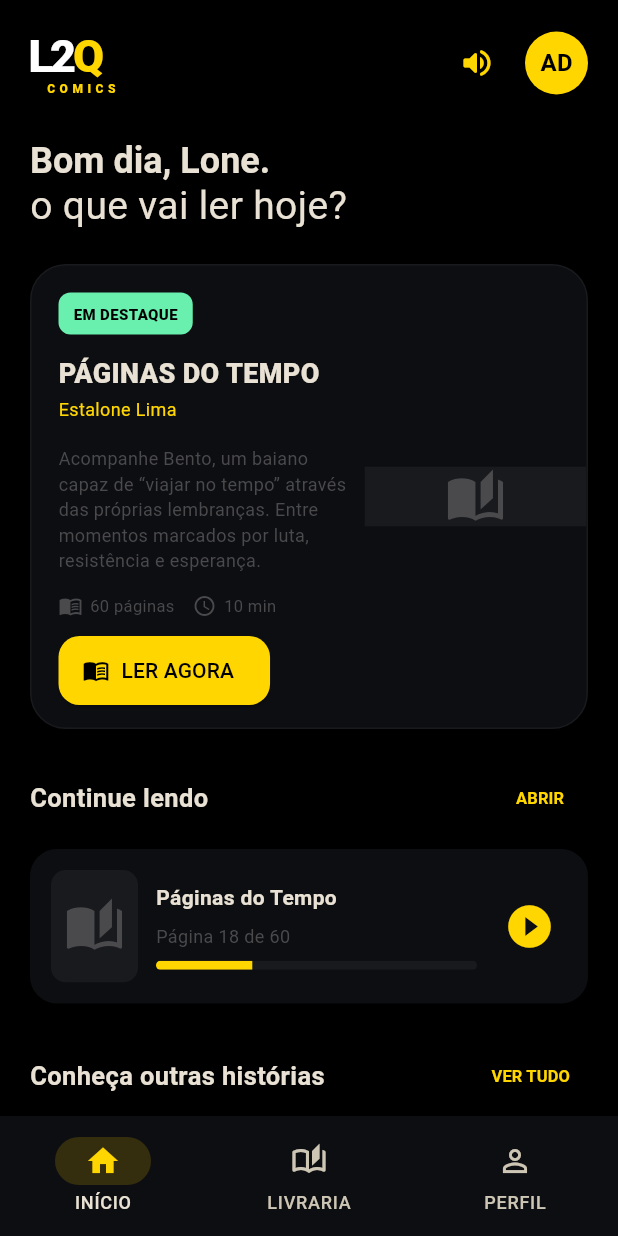
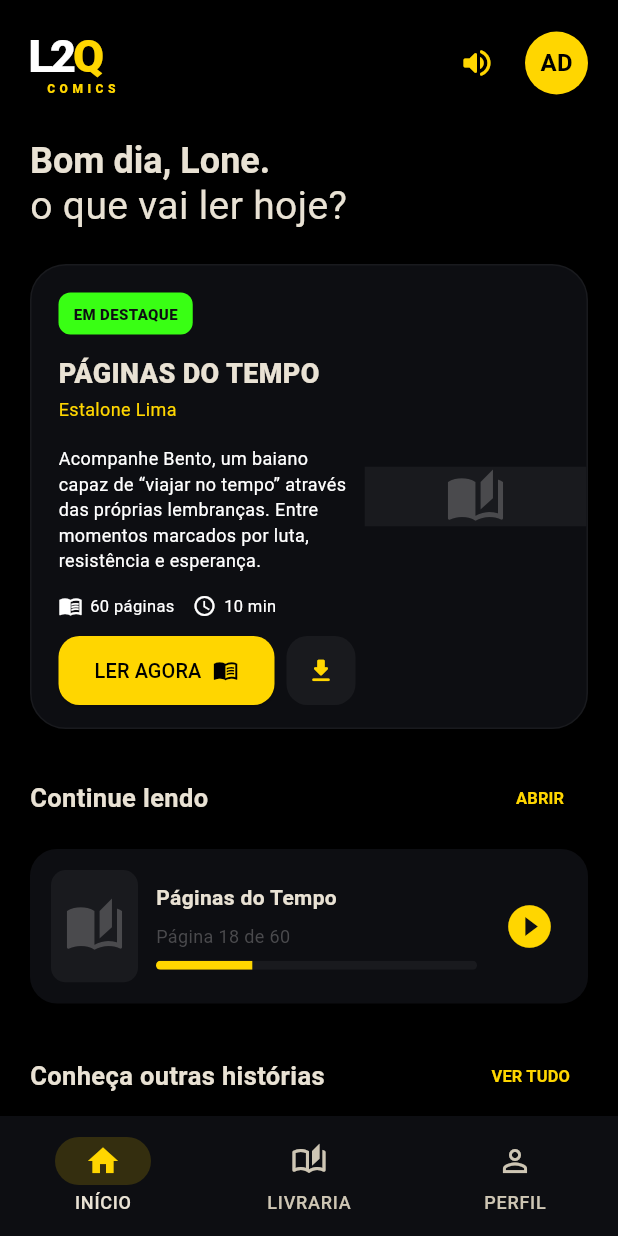
Before and after one commit to Kbakz/l20_comic, a Flutter app: the screen it shows after launch, on a phone screen of 412 x 824 dp. Run offline on Flutter 3.47's test engine with Material 3 defaults, Android fonts, the phone set to English and light mode, and no system bars; network calls fail; Roboto replaces fonts that are missing (Arial).

Commit message:
Update common.dart

```diff
--- a/lib/widgets/common.dart
+++ b/lib/widgets/common.dart
@@ -3,9 +3,11 @@ import 'package:l20_comic/models/comic.dart';
 
 const Color appYellow = Color(0xFFFFD600);
 const Color appSurface = Color(0xFF0d0e12);
-const Color appSurfaceAlt = Color(0xFF191A1E);
+const Color appSurfaceAlt = Color(0xFF191a1e);
+const Color appCinza = Color(0xFF262934);
 const Color appMuted = Color(0xFF4a4a4d);
-const Color appDestaque = Color(0xFF39FF14);
+const Color appDestaqueBg = Color(0xFF39FF14);
+const Color appDestaqueText = Color(0xFF0d0e12);
 
 class Logo extends StatelessWidget {
   const Logo({super.key});
@@ -95,10 +97,11 @@ class SectionTitle extends StatelessWidget {
 }
 
 class Label extends StatelessWidget {
-  const Label({super.key, required this.text, required this.color});
+  const Label({super.key, required this.text, required this.color, this.textColor = Colors.black});
 
   final String text;
   final Color color;
+  final Color textColor;
 
   @override
   Widget build(BuildContext context) {
@@ -110,8 +113,8 @@ class Label extends StatelessWidget {
       ),
       child: Text(
         text,
-        style: const TextStyle(
-          color: Colors.black,
+        style: TextStyle(
+          color: textColor,
           fontSize: 10,
           fontWeight: FontWeight.w900,
         ),
@@ -176,10 +179,16 @@ class CoverImage extends StatelessWidget {
 }
 
 class FeaturedCard extends StatelessWidget {
-  const FeaturedCard({super.key, required this.comic, required this.onRead});
+  const FeaturedCard({
+    super.key,
+    required this.comic,
+    required this.onRead,
+    this.onDownload,
+  });
 
   final Comic comic;
   final VoidCallback onRead;
+  final VoidCallback? onDownload;
 
   @override
   Widget build(BuildContext context) {
@@ -200,7 +209,7 @@ class FeaturedCard extends StatelessWidget {
               child: Column(
                 crossAxisAlignment: CrossAxisAlignment.start,
                 children: [
-                  const Label(text: 'EM DESTAQUE', color: Colors.greenAccent),
+                  const Label(text: 'EM DESTAQUE', color: appDestaqueBg, textColor: appDestaqueText),
                   const SizedBox(height: 16),
                   Text(
                     comic.title.toUpperCase(),
@@ -216,27 +225,28 @@ class FeaturedCard extends StatelessWidget {
                   Expanded(
                     child: Text(
                       comic.description,
-                      style: const TextStyle(color: appMuted, height: 1.45, fontSize: 12),
+                      style: const TextStyle(color: Colors.white, height: 1.45, fontSize: 12),
                     ),
                   ),
                   Row(
                     children: [
-                      const Icon(Icons.menu_book_outlined, size: 16, color: appMuted),
+                      const Icon(Icons.menu_book_outlined, size: 16, color: Colors.white),
                       const SizedBox(width: 5),
-                      Text('${comic.pages} páginas', style: const TextStyle(color: appMuted, fontSize: 11)),
+                      Text('${comic.pages} páginas', style: const TextStyle(color: Colors.white, fontSize: 11)),
                       const SizedBox(width: 12),
-                      const Icon(Icons.schedule, size: 16, color: appMuted),
+                      const Icon(Icons.schedule, size: 16, color: Colors.white),
                       const SizedBox(width: 5),
-                      Text('${comic.minutes} min', style: const TextStyle(color: appMuted, fontSize: 11)),
+                      Text('${comic.minutes} min', style: const TextStyle(color: Colors.white, fontSize: 11)),
                     ],
                   ),
                   const SizedBox(height: 12),
-                  SizedBox(
+                  Row(
+                    children: [
+                      Expanded(
+                        child: SizedBox(
                           height: 46,
-                    child: ElevatedButton.icon(
+                          child: ElevatedButton(
                             onPressed: onRead,
-                      icon: const Icon(Icons.menu_book, size: 18),
-                      label: const Text('LER AGORA'),
                             style: ElevatedButton.styleFrom(
                               backgroundColor: appYellow,
                               foregroundColor: Colors.black,
@@ -244,7 +254,43 @@ class FeaturedCard extends StatelessWidget {
                                 borderRadius: BorderRadius.circular(14),
                               ),
                             ),
+                            child: FittedBox(
+                              fit: BoxFit.scaleDown,
+                              child: Row(
+                                mainAxisSize: MainAxisSize.min,
+                                children: [
+                                  const Text('LER AGORA'),
+                                  const SizedBox(width: 8),
+                                  const Icon(Icons.menu_book, size: 18),
+                                ],
                               ),
+                            ),
+                          ),
+                        ),
+                      ),
+                      const SizedBox(width: 8),
+                      SizedBox(
+                        height: 46,
+                        width: 46,
+                        child: OutlinedButton(
+                          onPressed: onDownload,
+                          style: OutlinedButton.styleFrom(
+                            backgroundColor: appSurfaceAlt,
+                            foregroundColor: appYellow,
+                            side: BorderSide.none,
+                            shape: RoundedRectangleBorder(
+                              borderRadius: BorderRadius.circular(14),
+                            ),
+                            padding: EdgeInsets.zero,
+                          ),
+                          child: const Icon(
+                            Icons.download_rounded,
+                            color: appYellow,
+                            size: 20,
+                          ),
+                        ),
+                      ),
+                    ],
                   ),
                 ],
               ),
```
Lines whose indentation alone changed are shown as unchanged.
